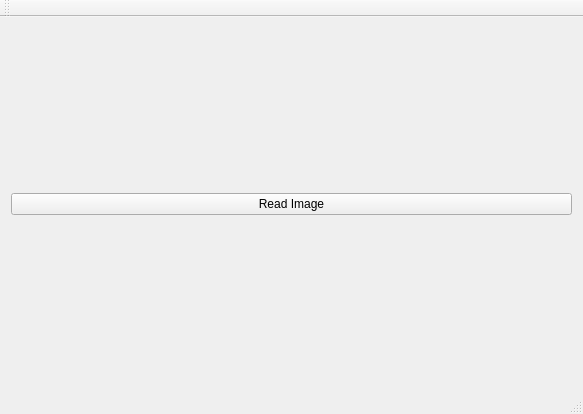
Qt form Research/Sketch_Code/HumanDetector/example/mainwindow.ui (BackupGGCode/raspberry-pi-based-robot) before a commit.
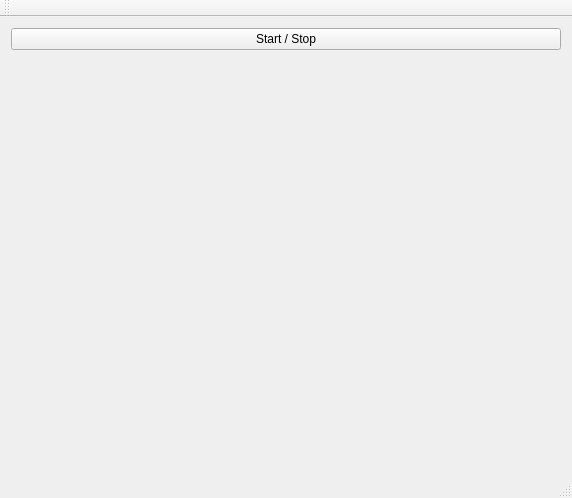
The same form after that commit.

Commit message: imshow nélüli megjelenítés.

The edit to the form file:
```diff
--- a/Research/Sketch_Code/HumanDetector/example/mainwindow.ui
+++ b/Research/Sketch_Code/HumanDetector/example/mainwindow.ui
@@ -6,8 +6,8 @@
    <rect>
     <x>0</x>
     <y>0</y>
-    <width>583</width>
-    <height>414</height>
+    <width>572</width>
+    <height>498</height>
    </rect>
   </property>
   <property name="windowTitle">
@@ -18,7 +18,14 @@
     <item row="0" column="0">
      <widget class="QPushButton" name="pushButton">
       <property name="text">
-       <string>Read Image</string>
+       <string>Start / Stop</string>
+      </property>
+     </widget>
+    </item>
+    <item row="1" column="0">
+     <widget class="QLabel" name="imageLabel">
+      <property name="text">
+       <string/>
       </property>
      </widget>
     </item>
```
Left out of the diff: 2 changed lines with no effect on the pictures. The commit also changes 2 other files.
